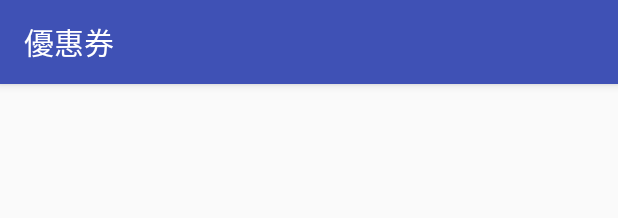
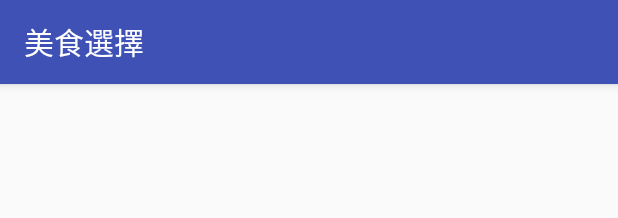
Before and after one commit to karta1133852/FoodDrawer, an Android app: the layout app_bar_main.xml on its own in the app's theme, with its tools: preview values and no code run, on a phone screen of 412 x 824 dp. Shown: the top 218 px of the screen. Run offline under Robolectric (Android 15) with nearby library versions, the phone set to English and light mode, and no system bars.

Commit message:
Change toolbar title

```diff
--- a/app/src/main/res/layout/app_bar_main.xml
+++ b/app/src/main/res/layout/app_bar_main.xml
@@ -16,7 +16,7 @@
       android:layout_width="match_parent"
       android:layout_height="?attr/actionBarSize"
       android:fitsSystemWindows="true"
-      app:title="優惠券"
+      app:title="@string/app_title"
       android:background="?attr/colorPrimary"
       app:popupTheme="@style/AppTheme.PopupOverlay" >
 
--- a/app/src/main/res/values/strings.xml
+++ b/app/src/main/res/values/strings.xml
@@ -1,6 +1,6 @@
 <resources>
   <string name="app_name">FoodDrawer</string>
-
+  <string name="app_title">美食選擇</string>
   <string name="author">疾風 Hayate</string>
 
   <string name="open">開啟</string>
```
